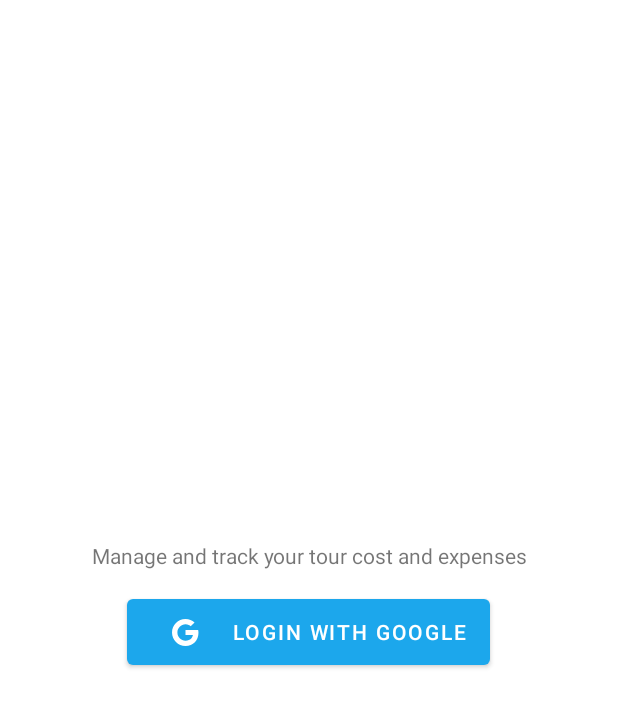
After one commit to tushar09/Tour-Plan-Cost, an Android app: the layout activity_login.xml on its own in the app's theme, with its tools: preview values and no code run, on a phone screen of 412 x 824 dp. The commit adds this screen. Shown: the top 707 px of the screen. Run offline under Robolectric (Android 15) with nearby library versions, the phone set to English and light mode, and no system bars.

Commit message:
Login implemented, tour add dialog implemented and material design installed

```diff
--- a/app/src/main/java/club/tushar/tourplancost/adapter/TourAdapter.java
+++ b/app/src/main/java/club/tushar/tourplancost/adapter/TourAdapter.java
@@ -34,8 +34,8 @@ public class TourAdapter extends RecyclerView.Adapter{
     @NonNull
     @Override
     public RecyclerView.ViewHolder onCreateViewHolder(@NonNull ViewGroup viewGroup, int viewType){
-        //RowTourBinding binding = DataBindingUtil.inflate(LayoutInflater.from(context), R.layout.row_tour, viewGroup, false);
-        return new RowTour(null);
+        RowTourBinding binding = RowTourBinding.inflate(LayoutInflater.from(context), viewGroup, false);
+        return new RowTour(binding);
     }
 
     @Override
--- /dev/null
+++ b/app/src/main/res/drawable/ic_btn_google_dark_disabled.xml
@@ -0,0 +1,12 @@
+<vector xmlns:android="http://schemas.android.com/apk/res/android"
+    android:width="46dp"
+    android:height="46dp"
+    android:viewportWidth="46"
+    android:viewportHeight="46">
+  <path
+      android:pathData="M23.001,24.71L23.001,21.362L31.425,21.362C31.551,21.929 31.65,22.46 31.65,23.207C31.65,28.346 28.203,32 23.01,32C18.042,32 14.01,27.968 14.01,23C14.01,18.032 18.042,14 23.01,14C25.44,14 27.474,14.891 29.031,16.349L26.475,18.833C25.827,18.221 24.693,17.501 23.01,17.501C20.031,17.501 17.601,19.976 17.601,23.009C17.601,26.042 20.031,28.517 23.01,28.517C26.457,28.517 27.726,26.132 27.96,24.719L23.001,24.719L23.001,24.71Z"
+      android:strokeWidth="1"
+      android:fillColor="#ffffff"
+      android:fillType="evenOdd"
+      android:strokeColor="#00000000"/>
+</vector>
--- /dev/null
+++ b/app/src/main/res/layout/activity_login.xml
@@ -0,0 +1,28 @@
+<?xml version="1.0" encoding="utf-8"?>
+<LinearLayout xmlns:android="http://schemas.android.com/apk/res/android"
+    xmlns:tools="http://schemas.android.com/tools"
+    android:layout_width="match_parent"
+    android:layout_height="match_parent"
+    android:gravity="center"
+    android:orientation="vertical"
+    xmlns:app="http://schemas.android.com/apk/res-auto"
+    tools:context=".activity.LoginActivity">
+
+    <TextView
+        android:gravity="center"
+        android:text="@string/app_description"
+        android:layout_width="wrap_content"
+        android:layout_height="wrap_content"/>
+
+    <com.google.android.material.button.MaterialButton
+        android:layout_margin="@dimen/_10sdp"
+        app:cornerRadius="@dimen/_3sdp"
+        android:layout_gravity="center"
+        android:id="@+id/login"
+        app:iconTint="@color/white"
+        android:drawableLeft="@drawable/ic_btn_google_dark_disabled"
+        android:text="@string/login_google"
+        android:layout_width="wrap_content"
+        android:layout_height="?actionBarSize"/>
+
+</LinearLayout>
--- a/app/src/main/res/layout/add_tour_dialog.xml
+++ b/app/src/main/res/layout/add_tour_dialog.xml
@@ -12,6 +12,7 @@
         android:hint="@string/tour_name"
         android:layout_marginBottom="@dimen/_10sdp"
         app:helperText="@string/required"
+        android:id="@+id/etTourName"
         style="@style/Widget.MaterialComponents.TextInputLayout.OutlinedBox">
 
         <com.google.android.material.textfield.TextInputEditText
@@ -24,6 +25,7 @@
         android:layout_height="wrap_content"
         android:hint="@string/description"
         app:helperText="@string/optional"
+        android:id="@+id/etTourDescription"
         style="@style/Widget.MaterialComponents.TextInputLayout.OutlinedBox">
 
         <com.google.android.material.textfield.TextInputEditText
--- a/app/src/main/res/values/strings.xml
+++ b/app/src/main/res/values/strings.xml
@@ -10,4 +10,7 @@
     <string name="add">Add</string>
     <string name="cancel">Cancel</string>
     <string name="add_tour">Add Tour</string>
+    <string name="login_google">Login With Google</string>
+    <string name="app_description">Manage and track your tour cost and expenses</string>
+    <string name="login_failed">Something went wrong, could not login</string>
 </resources>
--- a/build.gradle
+++ b/build.gradle
@@ -9,6 +9,7 @@ buildscript {
     dependencies {
         classpath 'com.android.tools.build:gradle:4.1.0'
         classpath 'org.greenrobot:greendao-gradle-plugin:3.2.2'
+        classpath 'com.google.gms:google-services:4.3.5'
         // NOTE: Do not place your application dependencies here; they belong
         // in the individual module build.gradle files
     }
```
Also changed, not shown: app/build.gradle (+21 -1 lines), app/src/main/AndroidManifest.xml (+6 -3 lines), app/src/main/java/club/tushar/tourplancost/activity/LoginActivity.java (added, +111 -0 lines), app/src/main/java/club/tushar/tourplancost/activity/MainActivity.java (+24 -4 lines), app/src/main/java/club/tushar/tourplancost/activity/StarterActivity.java (added, +23 -0 lines), app/src/main/java/club/tushar/tourplancost/utils/Constant.java (+8 -0 lines), app/src/main/java/club/tushar/tourplancost/utils/SPreferences.java (added, +93 -0 lines), app/src/main/res/values/styles.xml (+13 -0 lines), 2 other files.
